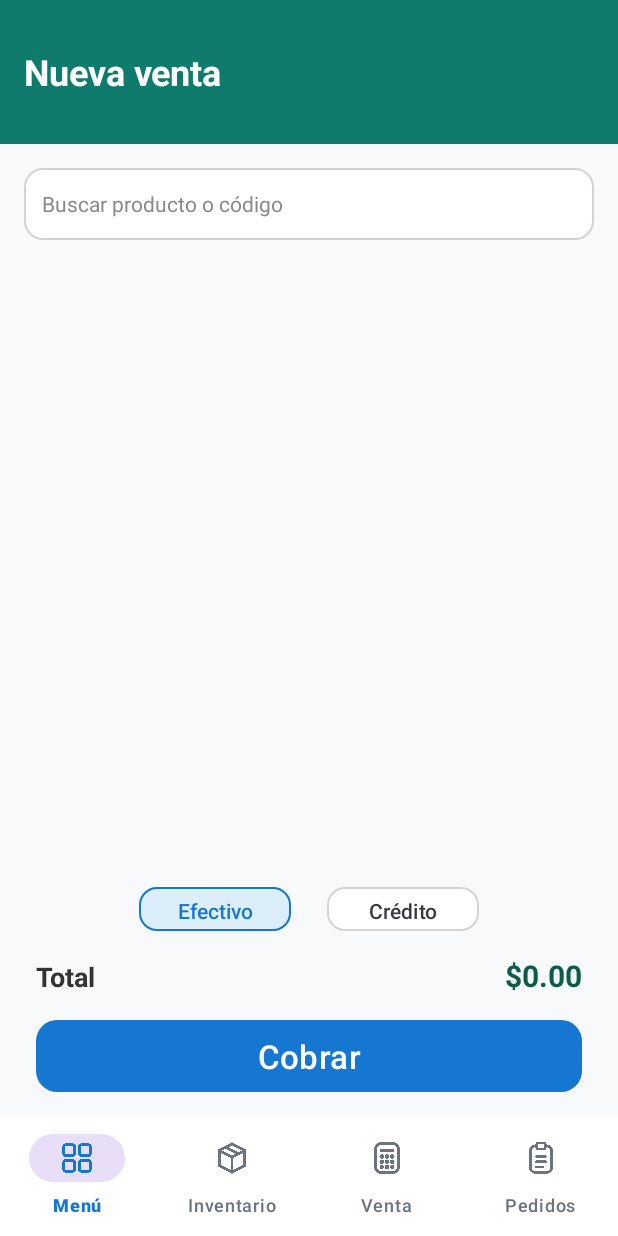
After one commit to yeniseyflores718-cloud/MiTiendita, an Android app: the nuevaVenta screen opened directly, with no data from a screen before it, on a phone screen of 412 x 824 dp. The commit adds this screen. Run offline under Robolectric (Android 15) with nearby library versions, the phone set to English and light mode, and no system bars.

Commit message:
agregue la vista de nueva venta

```diff
--- a/app/build.gradle.kts
+++ b/app/build.gradle.kts
@@ -36,6 +36,7 @@ dependencies {
     implementation(libs.androidx.appcompat)
     implementation(libs.androidx.constraintlayout)
     implementation(libs.androidx.core.ktx)
+    implementation(libs.androidx.recyclerview)
     implementation(libs.material)
     testImplementation(libs.junit)
     androidTestImplementation(libs.androidx.espresso.core)
--- a/app/src/main/AndroidManifest.xml
+++ b/app/src/main/AndroidManifest.xml
@@ -21,6 +21,10 @@
                 <category android:name="android.intent.category.LAUNCHER" />
             </intent-filter>
         </activity>
+        <activity
+            android:name=".vista.nuevaVenta"
+            android:exported="false"
+            android:windowSoftInputMode="adjustResize" />
     </application>
 
 </manifest>
--- /dev/null
+++ b/app/src/main/java/com/example/mitiendita/vista/nuevaVenta.kt
@@ -0,0 +1,21 @@
+package com.example.mitiendita.vista
+
+import android.os.Bundle
+import androidx.activity.enableEdgeToEdge
+import androidx.appcompat.app.AppCompatActivity
+import androidx.core.view.ViewCompat
+import androidx.core.view.WindowInsetsCompat
+import com.example.mitiendita.R
+
+class nuevaVenta : AppCompatActivity() {
+    override fun onCreate(savedInstanceState: Bundle?) {
+        super.onCreate(savedInstanceState)
+        enableEdgeToEdge()
+        setContentView(R.layout.activity_nueva_venta)
+        ViewCompat.setOnApplyWindowInsetsListener(findViewById(R.id.main)) { v, insets ->
+            val systemBars = insets.getInsets(WindowInsetsCompat.Type.systemBars())
+            v.setPadding(systemBars.left, systemBars.top, systemBars.right, systemBars.bottom)
+            insets
+        }
+    }
+}
--- /dev/null
+++ b/app/src/main/res/color/color.xml
@@ -0,0 +1,5 @@
+<?xml version="1.0" encoding="utf-8"?>
+<selector xmlns:android="http://schemas.android.com/apk/res/android">
+    <item android:state_checked="true" android:color="#1677D2" />
+    <item android:color="#6B7280" />
+</selector>
--- /dev/null
+++ b/app/src/main/res/drawable/bg_buscar.xml
@@ -0,0 +1,10 @@
+<?xml version="1.0" encoding="utf-8"?>
+<shape xmlns:android="http://schemas.android.com/apk/res/android"
+    android:shape="rectangle">
+    <solid android:color="#FFFFFF" />
+    <stroke
+        android:width="1dp"
+        android:color="#D3D3D3"
+        />
+    <corners android:radius="12dp" />
+</shape>
--- /dev/null
+++ b/app/src/main/res/layout/activity_nueva_venta.xml
@@ -0,0 +1,153 @@
+<?xml version="1.0" encoding="utf-8"?>
+<androidx.constraintlayout.widget.ConstraintLayout xmlns:android="http://schemas.android.com/apk/res/android"
+    xmlns:app="http://schemas.android.com/apk/res-auto"
+    xmlns:tools="http://schemas.android.com/tools"
+    android:id="@+id/main"
+    android:background="#F7F9FA"
+    android:layout_width="match_parent"
+    android:layout_height="match_parent"
+    tools:context=".vista.nuevaVenta">
+    <!-- Encabezado -->
+    <TextView
+        android:id="@+id/txtTitulo"
+        android:layout_width="0dp"
+        android:layout_height="96dp"
+        android:background="#0F7B6C"
+        android:gravity="center_vertical"
+        android:paddingStart="16dp"
+        android:paddingEnd="16dp"
+        android:text="Nueva venta"
+        android:textColor="#FFFFFF"
+        android:textSize="24sp"
+        android:textStyle="bold"
+        app:layout_constraintEnd_toEndOf="parent"
+        app:layout_constraintStart_toStartOf="parent"
+        app:layout_constraintTop_toTopOf="parent" />
+    <EditText
+        android:id="@+id/txtBuscar"
+        android:layout_width="0dp"
+        android:layout_height="48dp"
+        android:layout_marginStart="16dp"
+        android:layout_marginTop="16dp"
+        android:layout_marginEnd="16dp"
+        android:hint="Buscar producto o código"
+        android:imeOptions="actionSearch"
+        android:background="@drawable/bg_buscar"
+        app:strokeColor="#D3D3D3"
+        android:inputType="text"
+        android:maxLines="1"
+        android:paddingStart="12dp"
+        android:paddingEnd="12dp"
+        android:textColor="#1A1A1A"
+        android:textColorHint="#8A8A8A"
+        android:textSize="14sp"
+        app:layout_constraintEnd_toEndOf="parent"
+        app:layout_constraintStart_toStartOf="parent"
+        app:layout_constraintTop_toBottomOf="@id/txtTitulo" />
+
+    <androidx.recyclerview.widget.RecyclerView
+        android:id="@+id/rvProductos"
+        android:layout_width="360dp"
+        android:layout_height="304dp"
+        android:layout_marginStart="16dp"
+        android:layout_marginTop="20dp"
+        android:layout_marginEnd="16dp"
+        android:layout_marginBottom="12dp"
+        app:layout_constraintBottom_toTopOf="@id/btn_efectivo"
+        app:layout_constraintEnd_toEndOf="parent"
+        app:layout_constraintStart_toStartOf="parent"
+        app:layout_constraintTop_toBottomOf="@id/txtBuscar" />
+
+    <Button
+        android:id="@+id/btn_efectivo"
+        style="@style/Borde"
+        android:layout_width="101dp"
+        android:layout_height="37dp"
+        android:layout_marginBottom="12dp"
+        android:backgroundTint="#DCEEF9"
+        android:text="Efectivo"
+        android:textColor="#1677D2"
+        app:strokeColor="#1677D2"
+        app:layout_constraintBottom_toTopOf="@id/fila_total"
+        app:layout_constraintStart_toStartOf="parent"
+        app:layout_constraintEnd_toStartOf="@id/btnCredito"
+        app:layout_constraintHorizontal_chainStyle="packed" />
+
+    <Button
+        android:id="@+id/btnCredito"
+        style="@style/Borde"
+        android:layout_width="101dp"
+        android:layout_height="37dp"
+        android:layout_marginStart="24dp"
+        android:backgroundTint="#FFFFFF"
+        android:text="Crédito"
+        android:textColor="#343A40"
+        app:strokeColor="#D3D3D3"
+        app:layout_constraintBottom_toBottomOf="@id/btn_efectivo"
+        app:layout_constraintStart_toEndOf="@id/btn_efectivo"
+        app:layout_constraintEnd_toEndOf="parent" />
+
+    <LinearLayout
+        android:id="@+id/fila_total"
+        android:layout_width="0dp"
+        android:layout_height="wrap_content"
+        android:layout_marginStart="24dp"
+        android:layout_marginEnd="24dp"
+        android:layout_marginBottom="12dp"
+        android:orientation="horizontal"
+        app:layout_constraintBottom_toTopOf="@id/btn_cobrar"
+        app:layout_constraintStart_toStartOf="parent"
+        app:layout_constraintEnd_toEndOf="parent">
+
+        <TextView
+            android:id="@+id/tvTotal"
+            android:layout_width="0dp"
+            android:layout_height="wrap_content"
+            android:layout_weight="1"
+            android:text="Total"
+            android:textColor="#333333"
+            android:textSize="18sp"
+            android:textStyle="bold" />
+
+        <TextView
+            android:id="@+id/tv_total"
+            android:layout_width="wrap_content"
+            android:layout_height="wrap_content"
+            android:text="$0.00"
+            android:textColor="#0B5D4B"
+            android:textSize="20sp"
+            android:textStyle="bold"
+            tools:text="$00.00" />
+    </LinearLayout>
+
+    <com.google.android.material.button.MaterialButton
+        android:id="@+id/btn_cobrar"
+        android:layout_width="0dp"
+        android:layout_height="56dp"
+        android:layout_marginStart="24dp"
+        android:layout_marginEnd="24dp"
+        android:layout_marginBottom="12dp"
+        android:text="Cobrar"
+        android:textColor="#FFFFFF"
+        android:textSize="22sp"
+        android:textAllCaps="false"
+        app:backgroundTint="#1677D2"
+        app:cornerRadius="14dp"
+        app:layout_constraintBottom_toBottomOf="parent"
+        app:layout_constraintStart_toStartOf="parent"
+        app:layout_constraintEnd_toEndOf="parent"
+        app:layout_constraintBottom_toTopOf="@id/bottom_nav"/>
+    <com.google.android.material.bottomnavigation.BottomNavigationView
+        android:id="@+id/bottom_nav"
+        android:layout_width="0dp"
+        android:layout_height="wrap_content"
+        android:background="#FFFFFF"
+        app:menu="@menu/menu_inferior"
+        app:itemIconTint="@color/color"
+        app:itemTextColor="@color/color"
+        app:labelVisibilityMode="labeled"
+        app:layout_constraintBottom_toBottomOf="parent"
+        app:layout_constraintStart_toStartOf="parent"
+        app:layout_constraintEnd_toEndOf="parent" />
+
+</androidx.constraintlayout.widget.ConstraintLayout>
--- /dev/null
+++ b/app/src/main/res/menu/menu_inferior.xml
@@ -0,0 +1,19 @@
+<?xml version="1.0" encoding="utf-8"?>
+<menu xmlns:android="http://schemas.android.com/apk/res/android">
+    <item
+        android:id="@+id/nav_menu"
+        android:icon="@drawable/menu"
+        android:title="Menú" />
+    <item
+        android:id="@+id/nav_inventario"
+        android:icon="@drawable/inventario"
+        android:title="Inventario" />
+    <item
+        android:id="@+id/nav_venta"
+        android:icon="@drawable/venta"
+        android:title="Venta" />
+    <item
+        android:id="@+id/nav_pedidos"
+        android:icon="@drawable/pedidos"
+        android:title="Pedidos" />
+</menu>
--- a/app/src/main/res/values/themes.xml
+++ b/app/src/main/res/values/themes.xml
@@ -4,6 +4,9 @@
         <!-- Customize your light theme here. -->
         <!-- <item name="colorPrimary">@color/my_light_primary</item> -->
     </style>
-
+    <style name="Borde" parent="Widget.Material3.Button">
+        <item name="cornerRadius">12dp</item>
+        <item name="strokeWidth">1dp</item>
+    </style>
     <style name="Theme.MiTiendita" parent="Base.Theme.MiTiendita" />
 </resources>
--- a/gradle/libs.versions.toml
+++ b/gradle/libs.versions.toml
@@ -8,6 +8,7 @@ appcompat = "1.8.0"
 material = "1.14.0"
 activityKtx = "1.13.0"
 constraintlayout = "2.2.2"
+recyclerview = "1.4.0"
 
 [libraries]
 androidx-core-ktx = { group = "androidx.core", name = "core-ktx", version.ref = "coreKtx" }
@@ -18,6 +19,7 @@ androidx-appcompat = { group = "androidx.appcompat", name = "appcompat", version
 material = { group = "com.google.android.material", name = "material", version.ref = "material" }
 androidx-activity-ktx = { group = "androidx.activity", name = "activity-ktx", version.ref = "activityKtx" }
 androidx-constraintlayout = { group = "androidx.constraintlayout", name = "constraintlayout", version.ref = "constraintlayout" }
+androidx-recyclerview = { group = "androidx.recyclerview", name = "recyclerview", version.ref = "recyclerview" }
 
 [plugins]
 android-application = { id = "com.android.application", version.ref = "agp" }
```
Also changed, not shown: app/src/main/res/layout/item_producto.xml (added, +90 -0 lines).
